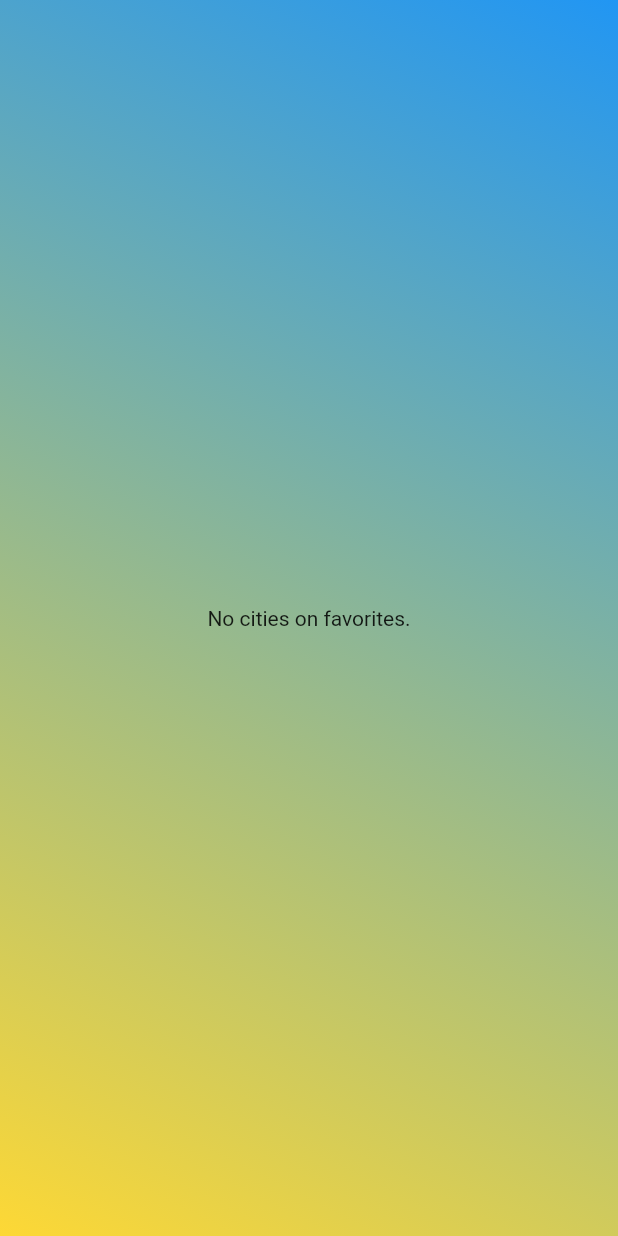
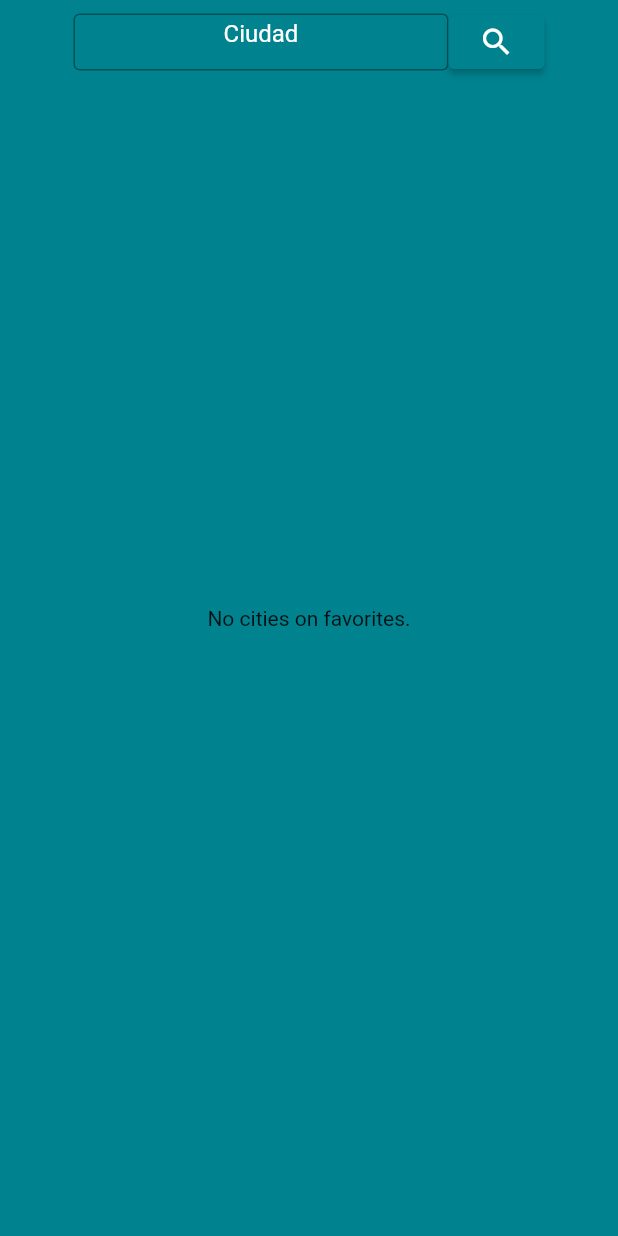
Before and after one commit to CamiloGomezV/weatherApp, a Flutter app: the screen it shows after launch, on a phone screen of 412 x 824 dp. Run offline on Flutter 3.47's test engine with Material 2 defaults, Android fonts, the phone set to English and light mode, and no system bars; our stand-ins replace get, sqflite; accounts and stored records are empty.

Commit message:
version 3

```diff
--- a/lib/WelcomeSC.dart
+++ b/lib/WelcomeSC.dart
@@ -1,18 +1,16 @@
+import 'package:day11_weather_app/auw.dart';
 import 'package:flutter/material.dart';
 
-import 'DB.dart';
-//import 'body.dart';
-/*
 class WelcomeScreen extends StatelessWidget {
   @override
   Widget build(BuildContext context) {
     return Scaffold(
-      body: Body(),
+      body: BodyD(),
     );
   }
 }
-*/
 
+/*
 // ignore: must_be_immutable
 class WelcomeScreen extends StatelessWidget {
   List<Color> _background = [Colors.blue, Colors.yellow.shade600, Colors.black];
@@ -61,3 +59,4 @@ class WelcomeScreen extends StatelessWidget {
     );
   }
 }
+*/
--- /dev/null
+++ b/lib/auw.dart
@@ -0,0 +1,164 @@
+import 'package:day11_weather_app/Item_card_controller.dart';
+import 'package:day11_weather_app/body.dart';
+import 'package:flutter/material.dart';
+import 'DB.dart';
+import 'backgroundcolor.dart';
+import 'data_service.dart';
+import 'models.dart';
+
+class BodyD extends StatefulWidget {
+  const BodyD({Key key}) : super(key: key);
+
+  @override
+  _BodyDState createState() => _BodyDState();
+}
+
+class _BodyDState extends State<BodyD> {
+  final _cityTextController = TextEditingController();
+  final _dataService = DataService();
+  List<Color> _background = [
+    Colors.cyan.shade800,
+    Colors.cyan.shade800,
+    Colors.white
+  ];
+  WeatherResponse _response;
+  Icon fav = Icon(Icons.favorite_border);
+  bool aux = true;
+  int selectedId;
+
+  @override
+  Widget build(BuildContext context) {
+    Size size = MediaQuery.of(context).size;
+    return Scaffold(
+      extendBodyBehindAppBar: true,
+      appBar: AppBar(
+        elevation: 0,
+        backgroundColor: Colors.transparent,
+        title: Row(
+          mainAxisAlignment: MainAxisAlignment.center,
+          children: [
+            Padding(
+              padding: EdgeInsets.symmetric(vertical: 50),
+              child: SizedBox(
+                width: 250,
+                height: 38,
+                child: TextField(
+                    textAlign: TextAlign.center,
+                    style: TextStyle(color: _background[2]),
+                    cursorColor: _background[1],
+                    controller: _cityTextController,
+                    decoration: InputDecoration(
+                      fillColor: Colors.white,
+                      hintText: 'Ciudad',
+                      hintStyle: TextStyle(color: _background[2]),
+                      border: OutlineInputBorder(),
+                      focusedBorder: OutlineInputBorder(
+                          borderSide: BorderSide(color: _background[2])),
+                    )),
+              ),
+            ),
+            ElevatedButton(
+              onPressed: _search,
+              child: Icon(Icons.search),
+              style: ElevatedButton.styleFrom(primary: _background[1]),
+            ),
+          ],
+        ),
+      ),
+      body: Container(
+        alignment: Alignment.center,
+        height: size.height,
+        decoration: BoxDecoration(
+          gradient: LinearGradient(
+            begin: Alignment.topRight,
+            end: Alignment.bottomLeft,
+            colors: [
+              _background[0],
+              _background[1],
+            ],
+          ),
+        ),
+        child: FutureBuilder<List<Cities>>(
+          future: DatabaseHelper.instance.getCities(),
+          builder:
+              (BuildContext context, AsyncSnapshot<List<Cities>> snapshot) {
+            if (!snapshot.hasData && _response == null) {
+              return Center(child: Text('Loading ...'));
+            }
+            return snapshot.data.isEmpty
+                ? Center(
+                    child: Text('No cities on favorites.'),
+                  )
+                : ListView(
+                    children: snapshot.data.map((city) {
+                      return Column(
+                        children: [
+                          SizedBox(
+                            height: 20,
+                          ),
+                          ListTile(
+                            title: TextButton(
+                                style: ElevatedButton.styleFrom(
+                                    primary: Colors.transparent),
+                                onPressed: () {
+                                  _research(city.name);
+                                  Navigator.push(
+                                      context,
+                                      MaterialPageRoute(
+                                          builder: (context) => Body()));
+                                },
+                                onLongPress: () {
+                                  setState(() {
+                                    DatabaseHelper.instance.remove(city.id);
+                                  });
+                                },
+                                child: Text(
+                                  city.name,
+                                  style: TextStyle(color: _background[2]),
+                                )),
+                          ),
+                        ],
+                      );
+                    }).toList(),
+                  );
+          },
+        ),
+      ),
+    );
+  }
+
+  void _search() async {
+    final response = await _dataService.getWeather(_cityTextController.text);
+    setState(
+      () {
+        _response = response;
+        _background = getBackgroundColor(_response.weatherInfo.icon);
+      },
+    );
+  }
+
+  void _research(String name) async {
+    final response = await _dataService.getWeather(name);
+    setState(
+      () {
+        _response = response;
+        _background = getBackgroundColor(_response.weatherInfo.icon);
+      },
+    );
+  }
+
+  Icon _fav(fav) {
+    setState(
+      () {
+        if (aux) {
+          fav = Icon(Icons.favorite);
+          aux = !aux;
+        } else {
+          fav = Icon(Icons.favorite_border);
+          aux = !aux;
+        }
+      },
+    );
+    return fav;
+  }
+}
--- a/pubspec.yaml
+++ b/pubspec.yaml
@@ -32,6 +32,7 @@ dependencies:
   cupertino_icons: ^1.0.1
   sqflite: ^2.0.0+4
   path_provider: ^2.0.4
+  get: ^4.3.8
 
 dev_dependencies:
   flutter_test:
```
Also changed, not shown: lib/Item_card_controller.dart (added, +16 -0 lines), lib/body.dart (+24 -10 lines), pubspec.lock.
